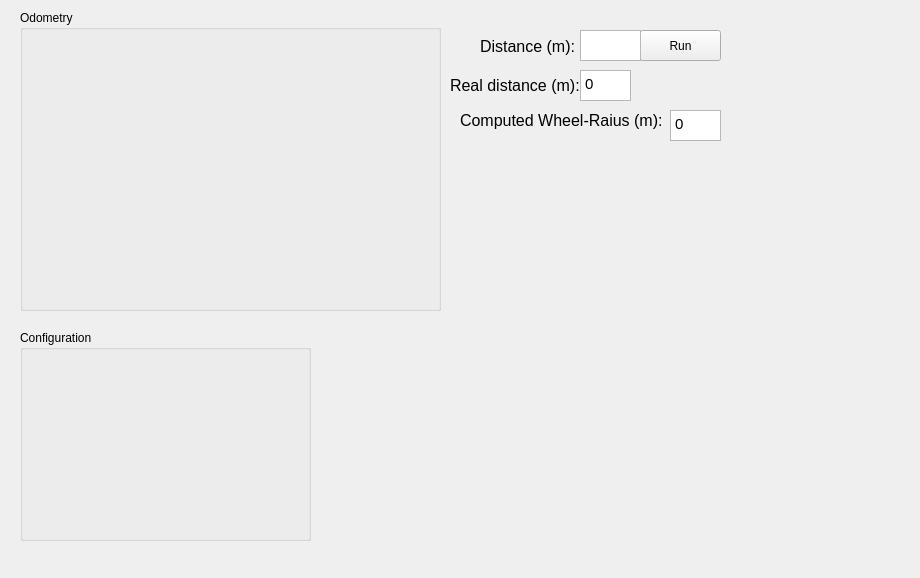
jlaube/andino, file andino_rqt/resource/andino_calibrate.ui: the form before one commit.
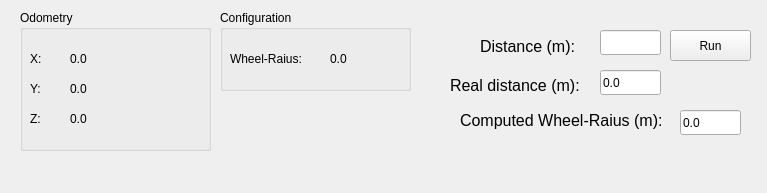
The form after the commit.

What changed in the file:
```diff
--- a/andino_rqt/resource/andino_calibrate.ui
+++ b/andino_rqt/resource/andino_calibrate.ui
@@ -9,8 +9,8 @@
    <rect>
     <x>0</x>
     <y>0</y>
-    <width>920</width>
-    <height>578</height>
+    <width>767</width>
+    <height>193</height>
    </rect>
   </property>
   <property name="windowTitle">
@@ -24,7 +24,7 @@
     <rect>
      <x>450</x>
      <y>70</y>
-     <width>131</width>
+     <width>141</width>
      <height>31</height>
     </rect>
    </property>
@@ -37,66 +37,12 @@
     <string>Real distance (m):</string>
    </property>
   </widget>
-  <widget class="QTextEdit" name="real_distance">
-   <property name="geometry">
-    <rect>
-     <x>580</x>
-     <y>70</y>
-     <width>51</width>
-     <height>31</height>
-    </rect>
-   </property>
-   <property name="html">
-    <string>&lt;!DOCTYPE HTML PUBLIC &quot;-//W3C//DTD HTML 4.0//EN&quot; &quot;http://www.w3.org/TR/REC-html40/strict.dtd&quot;&gt;
-&lt;html&gt;&lt;head&gt;&lt;meta name=&quot;qrichtext&quot; content=&quot;1&quot; /&gt;&lt;style type=&quot;text/css&quot;&gt;
-p, li { white-space: pre-wrap; }
-&lt;/style&gt;&lt;/head&gt;&lt;body style=&quot; font-family:'Ubuntu'; font-size:11pt; font-weight:400; font-style:normal;&quot;&gt;
-&lt;p style=&quot; margin-top:0px; margin-bottom:0px; margin-left:0px; margin-right:0px; -qt-block-indent:0; text-indent:0px;&quot;&gt;0&lt;/p&gt;&lt;/body&gt;&lt;/html&gt;</string>
-   </property>
-   <property name="placeholderText">
-    <string/>
-   </property>
-  </widget>
-  <widget class="QTextEdit" name="computed_wheel_radius">
-   <property name="geometry">
-    <rect>
-     <x>670</x>
-     <y>110</y>
-     <width>51</width>
-     <height>31</height>
-    </rect>
-   </property>
-   <property name="font">
-    <font>
-     <weight>50</weight>
-     <italic>false</italic>
-     <bold>false</bold>
-     <underline>false</underline>
-     <strikeout>false</strikeout>
-    </font>
-   </property>
-   <property name="markdown">
-    <string>0
-
-</string>
-   </property>
-   <property name="html">
-    <string>&lt;!DOCTYPE HTML PUBLIC &quot;-//W3C//DTD HTML 4.0//EN&quot; &quot;http://www.w3.org/TR/REC-html40/strict.dtd&quot;&gt;
-&lt;html&gt;&lt;head&gt;&lt;meta name=&quot;qrichtext&quot; content=&quot;1&quot; /&gt;&lt;style type=&quot;text/css&quot;&gt;
-p, li { white-space: pre-wrap; }
-&lt;/style&gt;&lt;/head&gt;&lt;body style=&quot; font-family:'Ubuntu'; font-size:11pt; font-weight:400; font-style:normal;&quot;&gt;
-&lt;p style=&quot; margin-top:7px; margin-bottom:7px; margin-left:0px; margin-right:0px; -qt-block-indent:0; text-indent:0px;&quot;&gt;0&lt;/p&gt;&lt;/body&gt;&lt;/html&gt;</string>
-   </property>
-   <property name="placeholderText">
-    <string/>
-   </property>
-  </widget>
   <widget class="QLabel" name="max_value_label">
    <property name="geometry">
     <rect>
      <x>460</x>
      <y>110</y>
-     <width>201</width>
+     <width>211</width>
      <height>21</height>
     </rect>
    </property>
@@ -112,7 +58,7 @@
   <widget class="QPushButton" name="btnRun">
    <property name="geometry">
     <rect>
-     <x>640</x>
+     <x>670</x>
      <y>30</y>
      <width>81</width>
      <height>31</height>
@@ -145,37 +91,167 @@
     <rect>
      <x>20</x>
      <y>10</y>
-     <width>421</width>
-     <height>301</height>
+     <width>191</width>
+     <height>141</height>
     </rect>
    </property>
    <property name="title">
     <string>Odometry</string>
    </property>
+   <widget class="QLabel" name="label">
+    <property name="geometry">
+     <rect>
+      <x>10</x>
+      <y>40</y>
+      <width>21</width>
+      <height>17</height>
+     </rect>
+    </property>
+    <property name="text">
+     <string>X:</string>
+    </property>
+   </widget>
+   <widget class="QLabel" name="label_2">
+    <property name="geometry">
+     <rect>
+      <x>10</x>
+      <y>70</y>
+      <width>21</width>
+      <height>17</height>
+     </rect>
+    </property>
+    <property name="text">
+     <string>Y:</string>
+    </property>
+   </widget>
+   <widget class="QLabel" name="label_3">
+    <property name="geometry">
+     <rect>
+      <x>10</x>
+      <y>100</y>
+      <width>21</width>
+      <height>17</height>
+     </rect>
+    </property>
+    <property name="text">
+     <string>Z:</string>
+    </property>
+   </widget>
+   <widget class="QLabel" name="odometry_x_m">
+    <property name="geometry">
+     <rect>
+      <x>50</x>
+      <y>40</y>
+      <width>67</width>
+      <height>17</height>
+     </rect>
+    </property>
+    <property name="text">
+     <string>0.0</string>
+    </property>
+   </widget>
+   <widget class="QLabel" name="odometry_y_m">
+    <property name="geometry">
+     <rect>
+      <x>50</x>
+      <y>70</y>
+      <width>67</width>
+      <height>17</height>
+     </rect>
+    </property>
+    <property name="text">
+     <string>0.0</string>
+    </property>
+   </widget>
+   <widget class="QLabel" name="odometry_z_m">
+    <property name="geometry">
+     <rect>
+      <x>50</x>
+      <y>100</y>
+      <width>67</width>
+      <height>17</height>
+     </rect>
+    </property>
+    <property name="text">
+     <string>0.0</string>
+    </property>
+   </widget>
   </widget>
   <widget class="QGroupBox" name="groupBox_2">
    <property name="geometry">
     <rect>
-     <x>20</x>
-     <y>330</y>
-     <width>291</width>
-     <height>211</height>
+     <x>220</x>
+     <y>10</y>
+     <width>191</width>
+     <height>81</height>
     </rect>
    </property>
    <property name="title">
     <string>Configuration</string>
    </property>
+   <widget class="QLabel" name="label_4">
+    <property name="geometry">
+     <rect>
+      <x>10</x>
+      <y>40</y>
+      <width>91</width>
+      <height>17</height>
+     </rect>
+    </property>
+    <property name="text">
+     <string>Wheel-Raius:</string>
+    </property>
+   </widget>
+   <widget class="QLabel" name="wheel_radius_m">
+    <property name="geometry">
+     <rect>
+      <x>110</x>
+      <y>40</y>
+      <width>67</width>
+      <height>17</height>
+     </rect>
+    </property>
+    <property name="text">
+     <string>0.0</string>
+    </property>
+   </widget>
   </widget>
-  <widget class="QTextEdit" name="distance">
+  <widget class="QLineEdit" name="distance_m">
    <property name="geometry">
     <rect>
-     <x>580</x>
+     <x>600</x>
      <y>30</y>
      <width>61</width>
-     <height>31</height>
+     <height>25</height>
     </rect>
    </property>
   </widget>
+  <widget class="QLineEdit" name="real_distance_m">
+   <property name="geometry">
+    <rect>
+     <x>600</x>
+     <y>70</y>
+     <width>61</width>
+     <height>25</height>
+    </rect>
+   </property>
+   <property name="text">
+    <string>0.0</string>
+   </property>
+  </widget>
+  <widget class="QLineEdit" name="computed_wheel_radius_m">
+   <property name="geometry">
+    <rect>
+     <x>680</x>
+     <y>110</y>
+     <width>61</width>
+     <height>25</height>
+    </rect>
+   </property>
+   <property name="text">
+    <string>0.0</string>
+   </property>
+  </widget>
  </widget>
  <resources/>
  <connections/>
```
